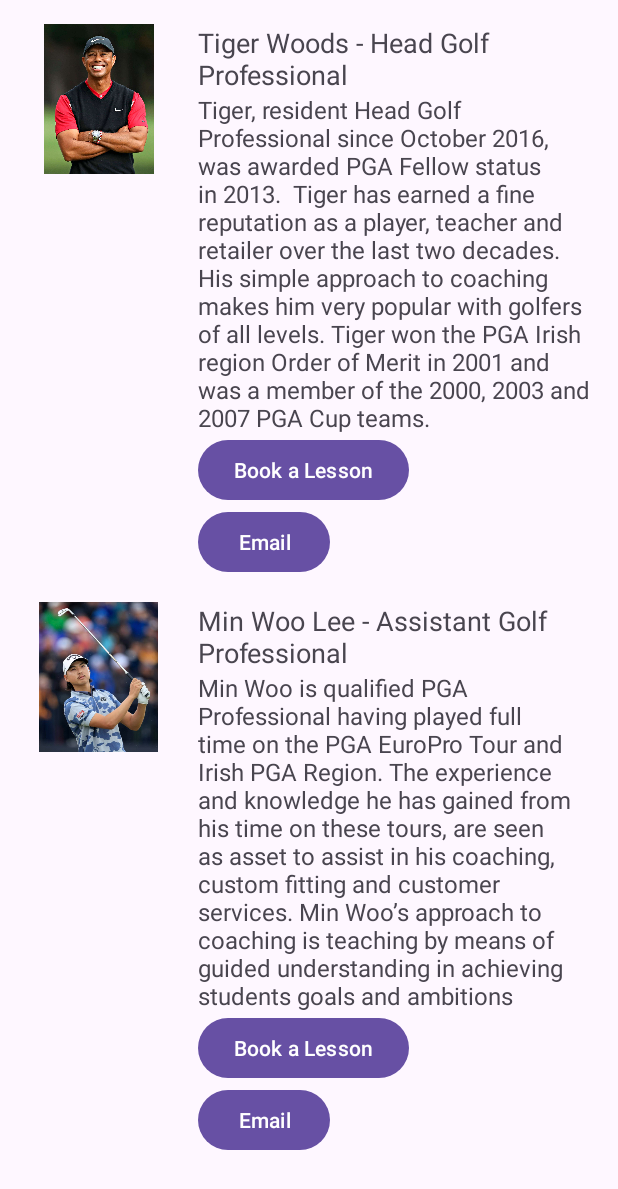
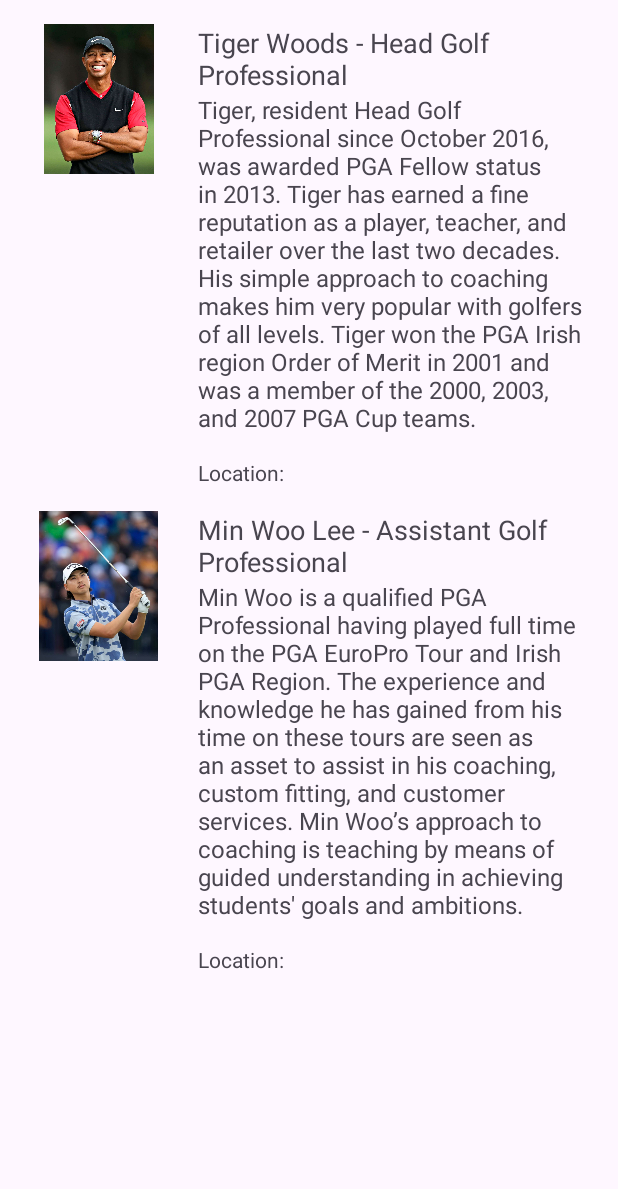
Before and after one commit to SamReilly01/Mobile-Assignment-App, an Android app: the OurTeamActivity screen opened directly, with no data from a screen before it, on a phone screen of 412 x 824 dp. Shown: the top 1189 px of the screen. Run offline under Robolectric (Android 15) with nearby library versions, the phone set to English and light mode, and no system bars.

Commit message:
Shop and OurTeam pages updated, basic GPS implemented in OurTeam

```diff
--- a/app/build.gradle.kts
+++ b/app/build.gradle.kts
@@ -39,5 +39,7 @@ dependencies {
     androidTestImplementation("androidx.test.espresso:espresso-core:3.5.1")
     implementation("androidx.room:room-runtime:2.6.0")
     annotationProcessor("androidx.room:room-compiler:2.6.0")
+    implementation("com.google.android.gms:play-services-location:18.0.0")
+
 
 }
--- a/app/src/main/java/com/example/assignment/OurTeamActivity.java
+++ b/app/src/main/java/com/example/assignment/OurTeamActivity.java
@@ -1,16 +1,38 @@
 package com.example.assignment;
 
-import androidx.appcompat.app.AppCompatActivity;
+import android.Manifest;
+import android.content.pm.PackageManager;
 import android.os.Bundle;
+import android.widget.Button;
 import android.widget.ImageView;
+import android.widget.LinearLayout;
 import android.widget.TextView;
 
+import androidx.annotation.NonNull;
+import androidx.appcompat.app.AppCompatActivity;
+import androidx.core.app.ActivityCompat;
+import androidx.core.content.ContextCompat;
+
+import com.google.android.gms.location.FusedLocationProviderClient;
+import com.google.android.gms.location.LocationServices;
+
 public class OurTeamActivity extends AppCompatActivity {
+
+    private static final int LOCATION_PERMISSION_REQUEST_CODE = 100;
+    private FusedLocationProviderClient fusedLocationClient;
 
     @Override
     protected void onCreate(Bundle savedInstanceState) {
         super.onCreate(savedInstanceState);
         setContentView(R.layout.activity_ourteam);
+
+        // Check and request location permission
+        if (ContextCompat.checkSelfPermission(this, Manifest.permission.ACCESS_FINE_LOCATION) != PackageManager.PERMISSION_GRANTED) {
+            ActivityCompat.requestPermissions(this, new String[]{Manifest.permission.ACCESS_FINE_LOCATION}, LOCATION_PERMISSION_REQUEST_CODE);
+        } else {
+            // Permission already granted, proceed with location initialization
+            initLocation();
+        }
 
         // Team Member 1
         ImageView imageViewTeamMember1 = findViewById(R.id.imageViewTeamMember1);
@@ -18,9 +40,9 @@ public class OurTeamActivity extends AppCompatActivity {
         TextView textViewTeamMember1Description = findViewById(R.id.textViewTeamMember1Description);
 
         // Replace the placeholder content with actual data
-        imageViewTeamMember1.setImageResource(R.drawable.tiger_image); // Replace with the actual image resource
-        textViewTeamMember1Role.setText("Tiger Woods - Head Golf Professional"); // Replace with the actual role
-        textViewTeamMember1Description.setText("Tiger, resident Head Golf Professional since October 2016, was awarded PGA Fellow status in 2013.  Tiger has earned a fine reputation as a player, teacher and retailer over the last two decades.  His simple approach to coaching makes him very popular with golfers of all levels. Tiger won the PGA Irish region Order of Merit in 2001 and was a member of the 2000, 2003 and 2007 PGA Cup teams.");
+        imageViewTeamMember1.setImageResource(R.drawable.tiger_image);
+        textViewTeamMember1Role.setText("Tiger Woods - Head Golf Professional");
+        textViewTeamMember1Description.setText("Tiger, resident Head Golf Professional since October 2016, was awarded PGA Fellow status in 2013. Tiger has earned a fine reputation as a player, teacher, and retailer over the last two decades. His simple approach to coaching makes him very popular with golfers of all levels. Tiger won the PGA Irish region Order of Merit in 2001 and was a member of the 2000, 2003, and 2007 PGA Cup teams.");
 
         // Team Member 2
         ImageView imageViewTeamMember2 = findViewById(R.id.imageViewTeamMember2);
@@ -28,10 +50,54 @@ public class OurTeamActivity extends AppCompatActivity {
         TextView textViewTeamMember2Description = findViewById(R.id.textViewTeamMember2Description);
 
         // Replace the placeholder content with actual data
-        imageViewTeamMember2.setImageResource(R.drawable.minwoo_image); // Replace with the actual image resource
-        textViewTeamMember2Role.setText("Min Woo Lee - Assistant Golf Professional"); // Replace with the actual role
-        textViewTeamMember2Description.setText("Min Woo is qualified PGA Professional having played full time on the PGA EuroPro Tour and Irish PGA Region. The experience and knowledge he has gained from his time on these tours, are seen as asset to assist in his coaching, custom fitting and customer services. Min Woo’s approach to coaching is teaching by means of guided understanding in achieving students goals and ambitions");
+        imageViewTeamMember2.setImageResource(R.drawable.minwoo_image);
+        textViewTeamMember2Role.setText("Min Woo Lee - Assistant Golf Professional");
+        textViewTeamMember2Description.setText("Min Woo is a qualified PGA Professional having played full time on the PGA EuroPro Tour and Irish PGA Region. The experience and knowledge he has gained from his time on these tours are seen as an asset to assist in his coaching, custom fitting, and customer services. Min Woo’s approach to coaching is teaching by means of guided understanding in achieving students' goals and ambitions.");
+    }
+
+    private void initLocation() {
+        fusedLocationClient = LocationServices.getFusedLocationProviderClient(this);
+
+        // Team Member 1
+        updateLocationForTeamMember(R.id.textViewTeamMember1Location);
+
+        // Team Member 2
+        updateLocationForTeamMember(R.id.textViewTeamMember2Location);
 
         // Add more code for additional team members as needed
     }
+
+    private void updateLocationForTeamMember(int locationTextViewId) {
+        if (ActivityCompat.checkSelfPermission(this, Manifest.permission.ACCESS_FINE_LOCATION) != PackageManager.PERMISSION_GRANTED && ActivityCompat.checkSelfPermission(this, Manifest.permission.ACCESS_COARSE_LOCATION) != PackageManager.PERMISSION_GRANTED) {
+            // TODO: Consider calling
+            //    ActivityCompat#requestPermissions
+            // here to request the missing permissions, and then overriding
+            //   public void onRequestPermissionsResult(int requestCode, String[] permissions,
+            //                                          int[] grantResults)
+            // to handle the case where the user grants the permission. See the documentation
+            // for ActivityCompat#requestPermissions for more details.
+            return;
+        }
+        fusedLocationClient.getLastLocation()
+                .addOnSuccessListener(this, location -> {
+                    if (location != null) {
+                        // Display the latitude and longitude in the specified TextView
+                        TextView locationTextView = findViewById(locationTextViewId);
+                        locationTextView.setText(String.format("Latitude: %s\nLongitude: %s", location.getLatitude(), location.getLongitude()));
+                    }
+                });
+    }
+
+    @Override
+    public void onRequestPermissionsResult(int requestCode, @NonNull String[] permissions, @NonNull int[] grantResults) {
+        super.onRequestPermissionsResult(requestCode, permissions, grantResults);
+        if (requestCode == LOCATION_PERMISSION_REQUEST_CODE) {
+            if (grantResults.length > 0 && grantResults[0] == PackageManager.PERMISSION_GRANTED) {
+                // Permission granted, proceed with location initialization
+                initLocation();
+            } else {
+                // Permission denied, handle accordingly (e.g., show a message)
+            }
+        }
+    }
 }
--- a/app/src/main/res/layout/activity_ourteam.xml
+++ b/app/src/main/res/layout/activity_ourteam.xml
@@ -1,4 +1,4 @@
-<!-- res/layout/activity_our_team.xml -->
+<!-- res/layout/activity_ourteam.xml -->
 
 <LinearLayout
     xmlns:android="http://schemas.android.com/apk/res/android"
@@ -44,18 +44,13 @@
                 android:textSize="16sp"
                 android:gravity="top"/>
 
-            <!-- Buttons for Team Member 1 -->
-            <Button
-                android:id="@+id/buttonBookLesson1"
+            <!-- GPS Location for Team Member 1 -->
+            <TextView
+                android:id="@+id/textViewTeamMember1Location"
                 android:layout_width="wrap_content"
                 android:layout_height="wrap_content"
-                android:text="Book a Lesson"/>
-
-            <Button
-                android:id="@+id/buttonEmail1"
-                android:layout_width="wrap_content"
-                android:layout_height="wrap_content"
-                android:text="Email"/>
+                android:text="Location: "
+                android:layout_marginTop="16dp"/>
         </LinearLayout>
     </RelativeLayout>
 
@@ -96,18 +91,13 @@
                 android:textSize="16sp"
                 android:gravity="top"/>
 
-            <!-- Buttons for Team Member 2 -->
-            <Button
-                android:id="@+id/buttonBookLesson2"
+            <!-- GPS Location for Team Member 2 -->
+            <TextView
+                android:id="@+id/textViewTeamMember2Location"
                 android:layout_width="wrap_content"
                 android:layout_height="wrap_content"
-                android:text="Book a Lesson"/>
-
-            <Button
-                android:id="@+id/buttonEmail2"
-                android:layout_width="wrap_content"
-                android:layout_height="wrap_content"
-                android:text="Email"/>
+                android:text="Location: "
+                android:layout_marginTop="16dp"/>
         </LinearLayout>
     </RelativeLayout>
 
```
Also changed, not shown: app/src/main/AndroidManifest.xml (+9 -0 lines), app/src/main/java/com/example/assignment/CheckoutActivity.java (added, +61 -0 lines), app/src/main/java/com/example/assignment/ShopActivity.java (+16 -0 lines), app/src/main/res/layout/activity_checkout.xml (added, +67 -0 lines), app/src/main/res/layout/activity_shop.xml (+24 -15 lines).
